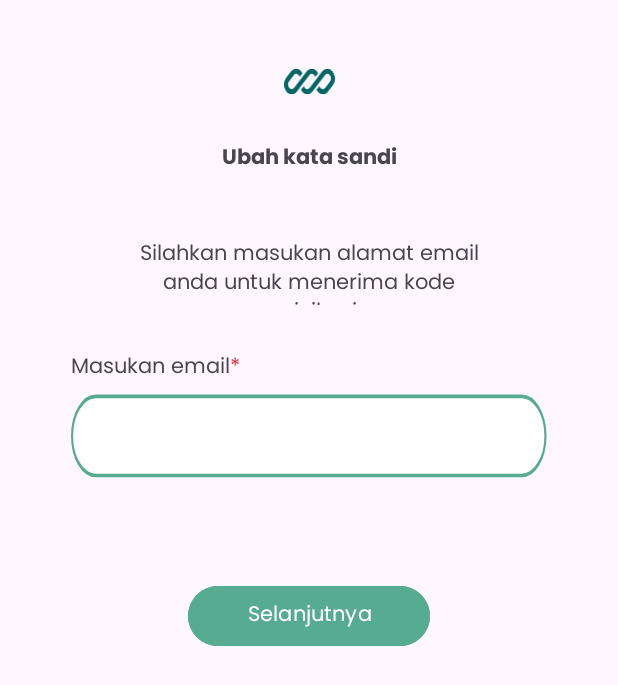
After one commit to Keep-IN/Pijet.In, an Android app: the ForgetPassword screen opened directly, with no data from a screen before it, on a phone screen of 412 x 824 dp. The commit adds this screen. Shown: the top 685 px of the screen. Run offline under Robolectric (Android 15) with nearby library versions, the phone set to English and light mode, and no system bars.

Commit message:
addet forget password

```diff
--- a/app/src/main/AndroidManifest.xml
+++ b/app/src/main/AndroidManifest.xml
@@ -14,6 +14,9 @@
         android:supportsRtl="true"
         android:theme="@style/Theme.PijetIn"
         tools:targetApi="31">
+        <activity
+            android:name=".ForgetPassword"
+            android:exported="false" />
         <activity
             android:name=".Login"
             android:exported="false" />
--- /dev/null
+++ b/app/src/main/java/com/example/pijetin/ForgetPassword.kt
@@ -0,0 +1,11 @@
+package com.example.pijetin
+
+import androidx.appcompat.app.AppCompatActivity
+import android.os.Bundle
+
+class ForgetPassword : AppCompatActivity() {
+    override fun onCreate(savedInstanceState: Bundle?) {
+        super.onCreate(savedInstanceState)
+        setContentView(R.layout.activity_forget_password)
+    }
+}
--- /dev/null
+++ b/app/src/main/res/drawable/logo_ijo.xml
@@ -0,0 +1,16 @@
+<vector xmlns:android="http://schemas.android.com/apk/res/android"
+    android:width="40dp"
+    android:height="21dp"
+    android:viewportWidth="40"
+    android:viewportHeight="21">
+  <group>
+    <clip-path
+        android:pathData="M0,0.5h40v20h-40z"/>
+    <path
+        android:pathData="M9.495,0.5C7.933,0.5 6.435,1.307 5.33,2.743L1.725,7.429C0.621,8.865 0,10.812 0,12.843C0,17.072 2.637,20.5 5.89,20.5C7.452,20.5 8.95,19.693 10.055,18.257L12.548,15.016C12.548,15.016 12.548,15.016 12.548,15.016L19.813,5.571C20.341,4.885 21.056,4.5 21.802,4.5C23.051,4.5 24.11,5.558 24.478,7.023L26.77,4.042C25.724,1.912 23.89,0.5 21.802,0.5C20.24,0.5 18.742,1.307 17.638,2.743L7.879,15.429C7.351,16.115 6.636,16.5 5.89,16.5C4.336,16.5 3.077,14.863 3.077,12.843C3.077,11.873 3.373,10.943 3.901,10.257L7.506,5.571C8.033,4.885 8.749,4.5 9.495,4.5C10.744,4.5 11.803,5.558 12.17,7.023L14.463,4.042C13.417,1.912 11.583,0.5 9.495,0.5Z"
+        android:fillColor="#036666"/>
+    <path
+        android:pathData="M20.187,15.429C19.66,16.115 18.944,16.5 18.198,16.5C16.949,16.5 15.891,15.442 15.523,13.978L13.231,16.958C14.276,19.088 16.111,20.5 18.198,20.5C19.76,20.5 21.258,19.693 22.363,18.257L32.122,5.571C32.649,4.885 33.365,4.5 34.111,4.5C35.664,4.5 36.924,6.137 36.924,8.157C36.924,9.127 36.627,10.057 36.1,10.743L32.495,15.429C31.967,16.115 31.252,16.5 30.506,16.5C29.257,16.5 28.198,15.442 27.831,13.977L25.538,16.958C26.584,19.088 28.418,20.5 30.506,20.5C32.068,20.5 33.566,19.693 34.671,18.257L38.276,13.571C39.38,12.135 40.001,10.188 40.001,8.157C40.001,3.928 37.364,0.5 34.111,0.5C32.549,0.5 31.051,1.307 29.946,2.743L20.187,15.429Z"
+        android:fillColor="#036666"/>
+  </group>
+</vector>
--- /dev/null
+++ b/app/src/main/res/font/poppins_bold.xml
@@ -0,0 +1,7 @@
+<?xml version="1.0" encoding="utf-8"?>
+<font-family xmlns:app="http://schemas.android.com/apk/res-auto"
+        app:fontProviderAuthority="com.google.android.gms.fonts"
+        app:fontProviderPackage="com.google.android.gms"
+        app:fontProviderQuery="name=Poppins&amp;weight=700"
+        app:fontProviderCerts="@array/com_google_android_gms_fonts_certs">
+</font-family>
--- /dev/null
+++ b/app/src/main/res/layout/activity_forget_password.xml
@@ -0,0 +1,95 @@
+<?xml version="1.0" encoding="utf-8"?>
+<androidx.constraintlayout.widget.ConstraintLayout xmlns:android="http://schemas.android.com/apk/res/android"
+    xmlns:app="http://schemas.android.com/apk/res-auto"
+    xmlns:tools="http://schemas.android.com/tools"
+    android:layout_width="match_parent"
+    android:layout_height="match_parent"
+    tools:context=".ForgetPassword">
+
+    <ImageView
+        android:id="@+id/imageView3"
+        android:layout_width="38dp"
+        android:layout_height="18dp"
+        android:layout_marginTop="45dp"
+        app:layout_constraintEnd_toEndOf="parent"
+        app:layout_constraintStart_toStartOf="parent"
+        app:layout_constraintTop_toTopOf="parent"
+        app:srcCompat="@drawable/logo_ijo" />
+
+    <TextView
+        android:id="@+id/textView7"
+        android:layout_width="wrap_content"
+        android:layout_height="wrap_content"
+        android:layout_marginTop="30dp"
+        android:fontFamily="@font/poppins_bold"
+        android:text="Ubah kata sandi"
+        app:layout_constraintEnd_toEndOf="@+id/imageView3"
+        app:layout_constraintStart_toStartOf="@+id/imageView3"
+        app:layout_constraintTop_toBottomOf="@+id/imageView3" />
+
+    <TextView
+        android:id="@+id/textView8"
+        android:layout_width="235dp"
+        android:layout_height="45dp"
+        android:layout_marginStart="100dp"
+        android:layout_marginTop="40dp"
+        android:layout_marginEnd="100dp"
+        android:fontFamily="@font/poppins"
+        android:gravity="center"
+        android:text="Silahkan masukan alamat email anda untuk menerima kode verivikasi"
+        app:layout_constraintEnd_toEndOf="parent"
+        app:layout_constraintStart_toStartOf="parent"
+        app:layout_constraintTop_toBottomOf="@+id/textView7" />
+
+    <TextView
+        android:id="@+id/textView9"
+        android:layout_width="wrap_content"
+        android:layout_height="wrap_content"
+        android:layout_marginStart="47dp"
+        android:layout_marginTop="30dp"
+        android:fontFamily="@font/poppins"
+        android:text="Masukan email"
+        app:layout_constraintStart_toStartOf="parent"
+        app:layout_constraintTop_toBottomOf="@+id/textView8" />
+
+    <TextView
+        android:id="@+id/textView10"
+        android:layout_width="wrap_content"
+        android:layout_height="wrap_content"
+        android:layout_marginTop="30dp"
+        android:fontFamily="@font/poppins"
+        android:text="*"
+        android:textColor="#E21F30"
+        app:layout_constraintStart_toEndOf="@+id/textView9"
+        app:layout_constraintTop_toBottomOf="@+id/textView8" />
+
+    <com.google.android.material.textfield.TextInputLayout
+        android:id="@+id/textInputLayout3"
+        android:layout_width="0dp"
+        android:layout_height="wrap_content"
+        android:layout_marginEnd="47dp"
+        app:layout_constraintEnd_toEndOf="parent"
+        app:layout_constraintStart_toStartOf="@+id/textView9"
+        app:layout_constraintTop_toBottomOf="@+id/textView9">
+
+        <com.google.android.material.textfield.TextInputEditText
+            android:layout_width="match_parent"
+            android:layout_height="wrap_content"
+            android:background="@drawable/bg_field" />
+    </com.google.android.material.textfield.TextInputLayout>
+
+    <Button
+        android:id="@+id/button3"
+        android:layout_width="0dp"
+        android:layout_height="wrap_content"
+        android:layout_marginStart="125dp"
+        android:layout_marginTop="67dp"
+        android:layout_marginEnd="125dp"
+        android:backgroundTint="#56AB91"
+        android:fontFamily="@font/poppins"
+        android:text="Selanjutnya"
+        app:layout_constraintEnd_toEndOf="parent"
+        app:layout_constraintStart_toStartOf="parent"
+        app:layout_constraintTop_toBottomOf="@+id/textInputLayout3" />
+
+</androidx.constraintlayout.widget.ConstraintLayout>
--- a/app/src/main/res/values/preloaded_fonts.xml
+++ b/app/src/main/res/values/preloaded_fonts.xml
@@ -2,6 +2,7 @@
 <resources>
     <array name="preloaded_fonts" translatable="false">
         <item>@font/poppins</item>
+        <item>@font/poppins_bold</item>
         <item>@font/poppins_semibold</item>
     </array>
 </resources>
```
